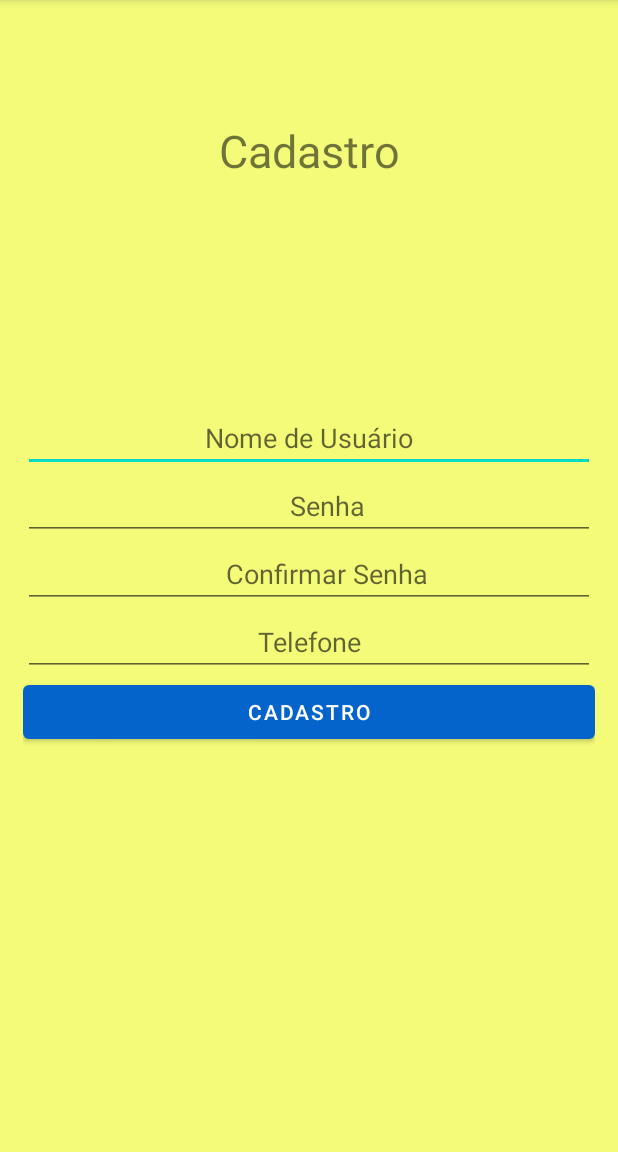
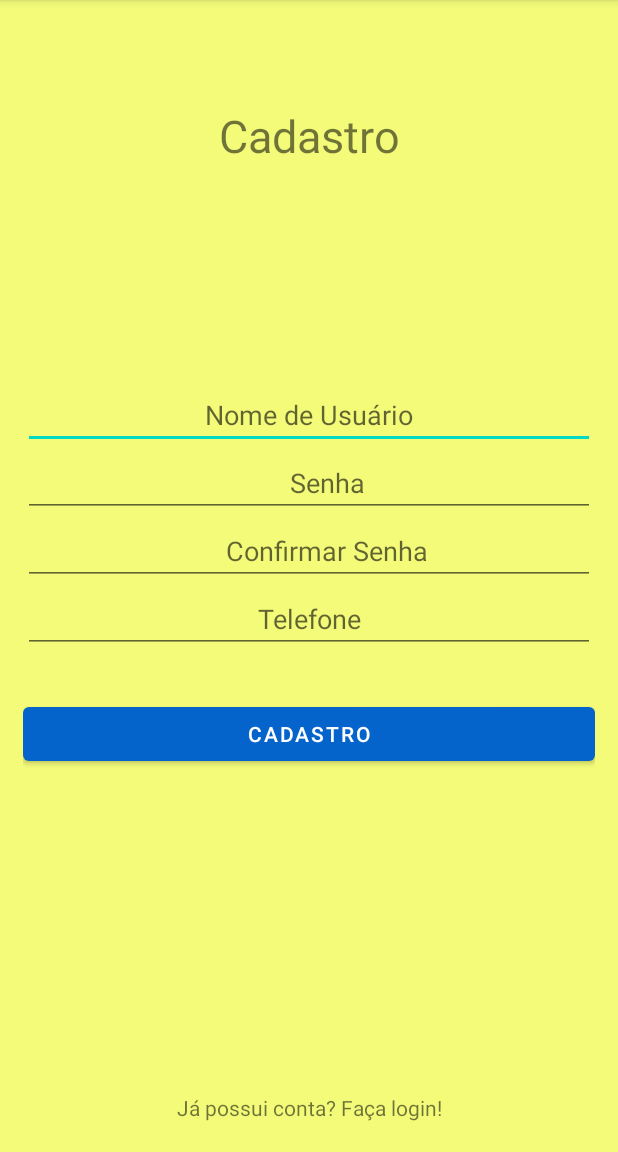
Before and after one commit to kelly-u/AlagaAquiAlagaLa, an Android app built with Jetpack Compose: the RegistroActivity screen opened directly, with no data from a screen before it, on a phone screen of 412 x 824 dp, the part 84-1236 px from its top. Run offline under Robolectric (Android 15) with nearby library versions, the phone set to English and light mode, and no system bars.

Commit message:
Atualização nas telas de login e cadastro pra uma melhor navegação entre telas

```diff
--- a/app/src/main/java/br/com/ifpe/gleicekelly/alagaaquialagala/RegistroActivity.kt
+++ b/app/src/main/java/br/com/ifpe/gleicekelly/alagaaquialagala/RegistroActivity.kt
@@ -1,5 +1,6 @@
 package br.com.ifpe.gleicekelly.alagaaquialagala
 
+import android.content.Intent
 import android.os.Bundle
 import androidx.activity.enableEdgeToEdge
 import androidx.appcompat.app.AppCompatActivity
@@ -20,6 +21,9 @@ class RegistroActivity : AppCompatActivity() {
             //Validar Cadastro
             finish()
         }
+        binding.textFacaLogin.setOnClickListener{
+            startActivity(Intent(this, LoginActivity::class.java))
+        }
 
     }
 }
--- a/app/src/main/res/layout/activity_login.xml
+++ b/app/src/main/res/layout/activity_login.xml
@@ -13,7 +13,7 @@
         android:text="@string/titulo_login"
         android:textAlignment="center"
         android:textSize="30sp"
-        android:layout_marginTop="80dp"
+        android:layout_marginTop="70dp"
         />
 
     <LinearLayout
@@ -53,6 +53,8 @@
         android:id="@+id/button_login"
         android:layout_width="match_parent"
         android:layout_height="wrap_content"
+        android:layout_marginTop="30sp"
+
         android:text="@string/login" />
 
     <TextView
--- a/app/src/main/res/layout/activity_registro.xml
+++ b/app/src/main/res/layout/activity_registro.xml
@@ -13,7 +13,7 @@
         android:text="@string/titulo_cadastro"
         android:textAlignment="center"
         android:textSize="30sp"
-        android:layout_marginTop="80dp"
+        android:layout_marginTop="70dp"
         />
 
     <LinearLayout
@@ -64,9 +64,19 @@
             android:id="@+id/button_cadastro"
             android:layout_width="match_parent"
             android:layout_height="wrap_content"
+            android:layout_marginTop="30sp"
             android:text="@string/cadastro" />
 
     </LinearLayout>
 
+    <TextView
+        android:id="@+id/text_faca_login"
+        android:layout_width="match_parent"
+        android:layout_height="wrap_content"
+        android:layout_alignParentBottom="true"
+        android:layout_marginVertical="20dp"
+        android:gravity="center"
+        android:text="@string/j_possui_conta_fa_a_login"
+        />
 
 </RelativeLayout>
--- a/app/src/main/res/values/strings.xml
+++ b/app/src/main/res/values/strings.xml
@@ -25,4 +25,5 @@
     <string name="telefone">Telefone</string>
     <string name="titulo_cadastro">Cadastro</string>
     <string name="titulo_login">Login</string>
+    <string name="j_possui_conta_fa_a_login">Já possui conta? Faça login!</string>
 </resources>
```
Also changed, not shown: app/src/main/res/drawable/logo.png (added).
